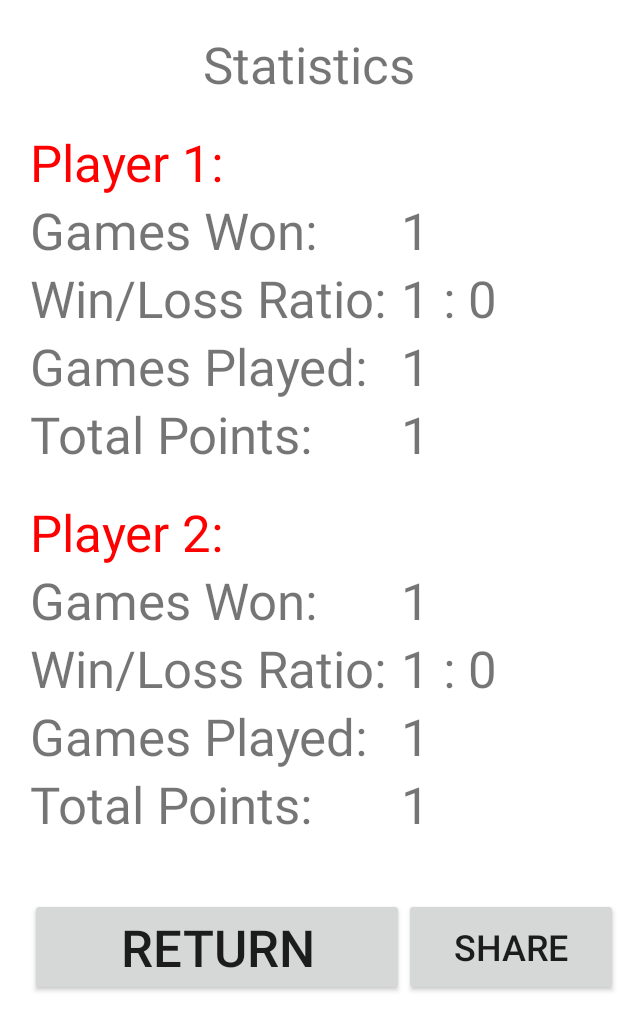
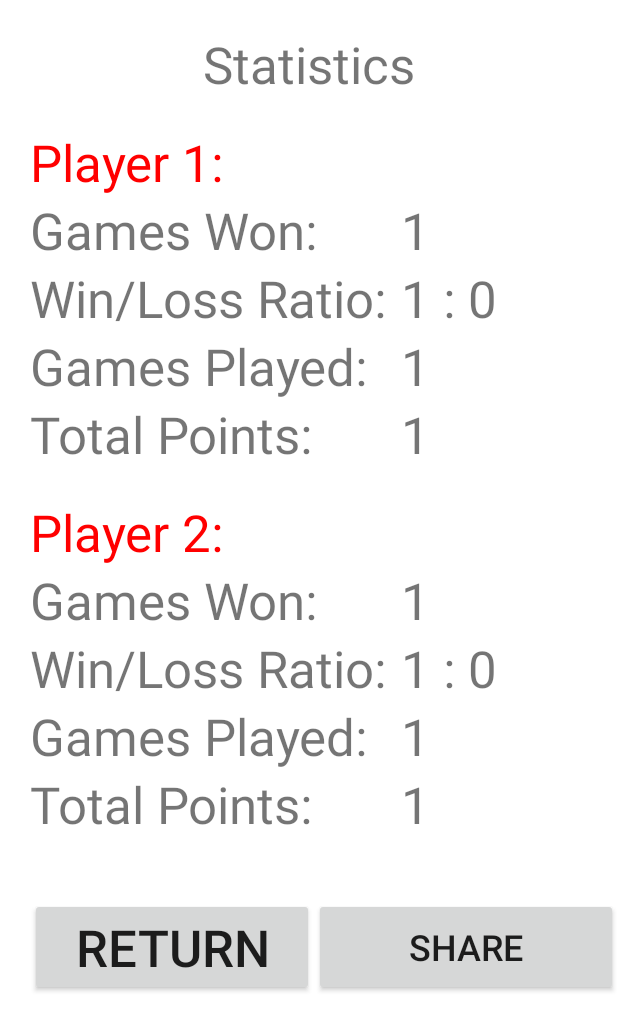
Before and after one commit to grantcade12/Solipaire, an Android app: the StatsFragment screen opened directly, with no data from a screen before it, on a phone screen of 412 x 824 dp. Shown: the top 1031 px of the screen. Run offline under Robolectric (Android 15) with nearby library versions, the phone set to English and light mode, and no system bars; libraries missing offline, so code that uses them is left out: com.facebook, com.facebook.share; plain views replace ShareButton; 6 statements that could not run were skipped.

Commit message:
shrunk size of return button in stats

```diff
--- a/app/src/main/res/layout/fragment_stats.xml
+++ b/app/src/main/res/layout/fragment_stats.xml
@@ -225,8 +225,8 @@
                     android:id="@+id/exitStatsButton"
                     android:layout_width="wrap_content"
                     android:layout_height="match_parent"
-                    android:paddingStart="60dp"
-                    android:paddingEnd="60dp"
+                    android:paddingStart="30dp"
+                    android:paddingEnd="30dp"
                     android:text="@string/return_text"
                     android:textSize="34sp" />
 
--- a/app/src/main/res/values/strings.xml
+++ b/app/src/main/res/values/strings.xml
@@ -37,4 +37,5 @@
     <string name="player_1">Player 1:</string>
     <string name="facebook_app_id">535723011333395</string>
     <string name="facebook_client_token">273cfd0cd89d1accdc0bee795252a0f0</string>
+    <string name="green">Green</string>
 </resources>
```
